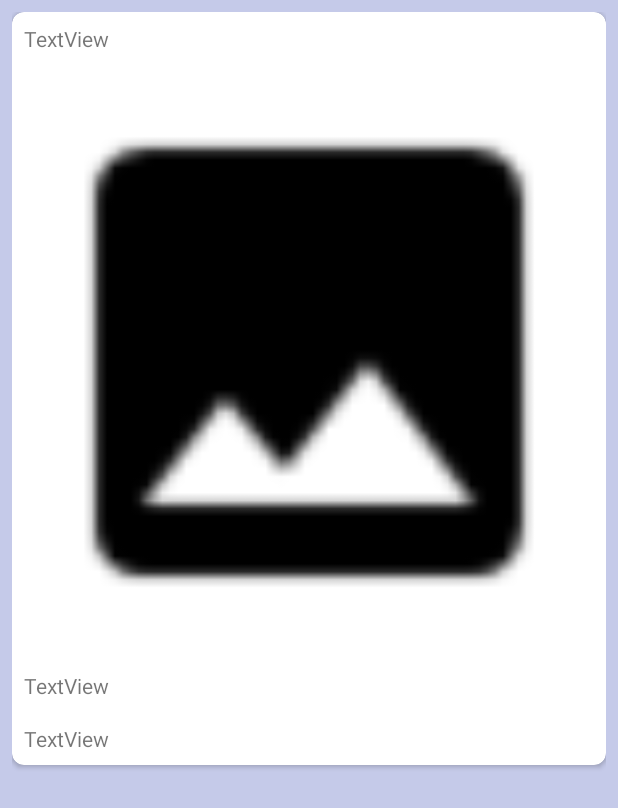
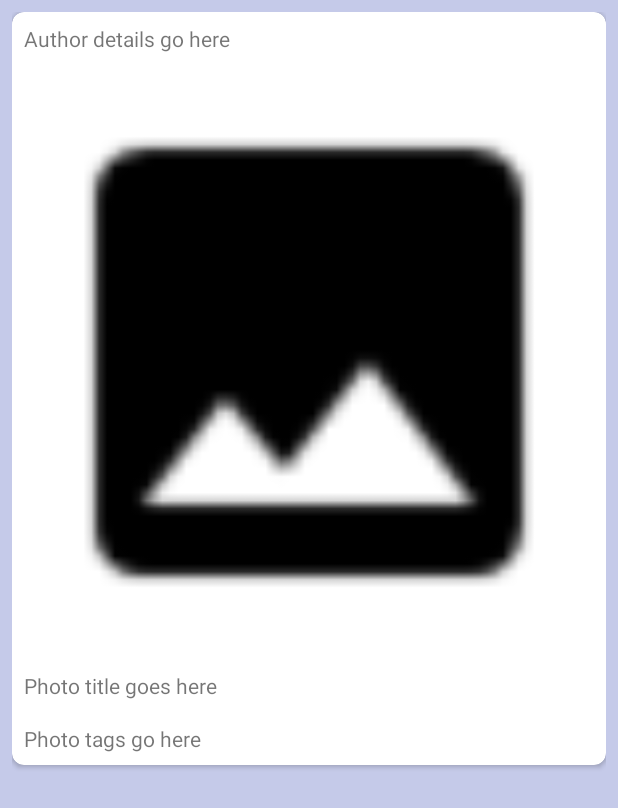
Before and after one commit to jfspps/AndroidFlickrBrowser, an Android app: the layout content_photo_detail.xml on its own in the app's theme, with its tools: preview values and no code run, on a phone screen of 412 x 824 dp. Shown: the top 808 px of the screen. Run offline under Robolectric (Android 15) with nearby library versions, the phone set to English and light mode, and no system bars.

Commit message:
added String resources for PhotoDetailActivity and impl Search menu bar click event

```diff
--- a/app/src/main/res/layout/browse.xml
+++ b/app/src/main/res/layout/browse.xml
@@ -1,6 +1,7 @@
 <?xml version="1.0" encoding="utf-8"?>
 <LinearLayout xmlns:android="http://schemas.android.com/apk/res/android"
     xmlns:app="http://schemas.android.com/apk/res-auto"
+    xmlns:tools="http://schemas.android.com/tools"
     android:layout_width="match_parent"
     android:layout_height="wrap_content"
     android:orientation="horizontal"
@@ -12,6 +13,7 @@
         android:layout_width="0dp"
         android:layout_height="wrap_content"
         android:layout_weight="1"
+        android:contentDescription="@string/browse_image_description"
         android:scaleType="fitStart"
         app:srcCompat="@drawable/placeholder" />
 
@@ -22,5 +24,5 @@
         android:layout_marginStart="16dp"
         android:layout_marginLeft="16dp"
         android:layout_weight="2"
-        android:text="TextView" />
+        tools:text="This is where text would go" />
 </LinearLayout>
--- a/app/src/main/res/layout/content_photo_detail.xml
+++ b/app/src/main/res/layout/content_photo_detail.xml
@@ -1,6 +1,7 @@
 <?xml version="1.0" encoding="utf-8"?>
 <LinearLayout xmlns:android="http://schemas.android.com/apk/res/android"
     xmlns:app="http://schemas.android.com/apk/res-auto"
+    xmlns:tools="http://schemas.android.com/tools"
     android:layout_width="match_parent"
     android:layout_height="match_parent"
     android:orientation="vertical"
@@ -27,7 +28,7 @@
                     android:layout_width="match_parent"
                     android:layout_height="wrap_content"
                     android:layout_margin="8dp"
-                    android:text="TextView" />
+                    tools:text="Author details go here" />
 
                 <ImageView
                     android:id="@+id/photo_image"
@@ -35,6 +36,7 @@
                     android:layout_height="wrap_content"
                     android:layout_margin="8dp"
                     android:adjustViewBounds="true"
+                    android:contentDescription="@string/browse_image_description"
                     android:scaleType="fitCenter"
                     app:srcCompat="@drawable/placeholder" />
 
@@ -43,14 +45,14 @@
                     android:layout_width="match_parent"
                     android:layout_height="wrap_content"
                     android:layout_margin="8dp"
-                    android:text="TextView" />
+                    tools:text="Photo title goes here" />
 
                 <TextView
                     android:id="@+id/photo_tags"
                     android:layout_width="match_parent"
                     android:layout_height="wrap_content"
                     android:layout_margin="8dp"
-                    android:text="TextView" />
+                    tools:text="Photo tags go here" />
 
             </LinearLayout>
         </androidx.cardview.widget.CardView>
--- a/app/src/main/res/menu/menu_main.xml
+++ b/app/src/main/res/menu/menu_main.xml
@@ -7,4 +7,9 @@
         android:orderInCategory="100"
         android:title="@string/action_settings"
         app:showAsAction="never" />
+    <item
+        android:id="@+id/action_search"
+        android:icon="@android:drawable/ic_menu_search"
+        android:title="@string/activity_search"
+        app:showAsAction="ifRoom" />
 </menu>
```
Also changed, not shown: app/src/main/java/jamesapps/example/flickrbrowser/MainActivity.java (+7 -0 lines), app/src/main/java/jamesapps/example/flickrbrowser/PhotoDetailActivity.java (+9 -3 lines), app/src/main/res/values/strings.xml (+13 -7 lines).
